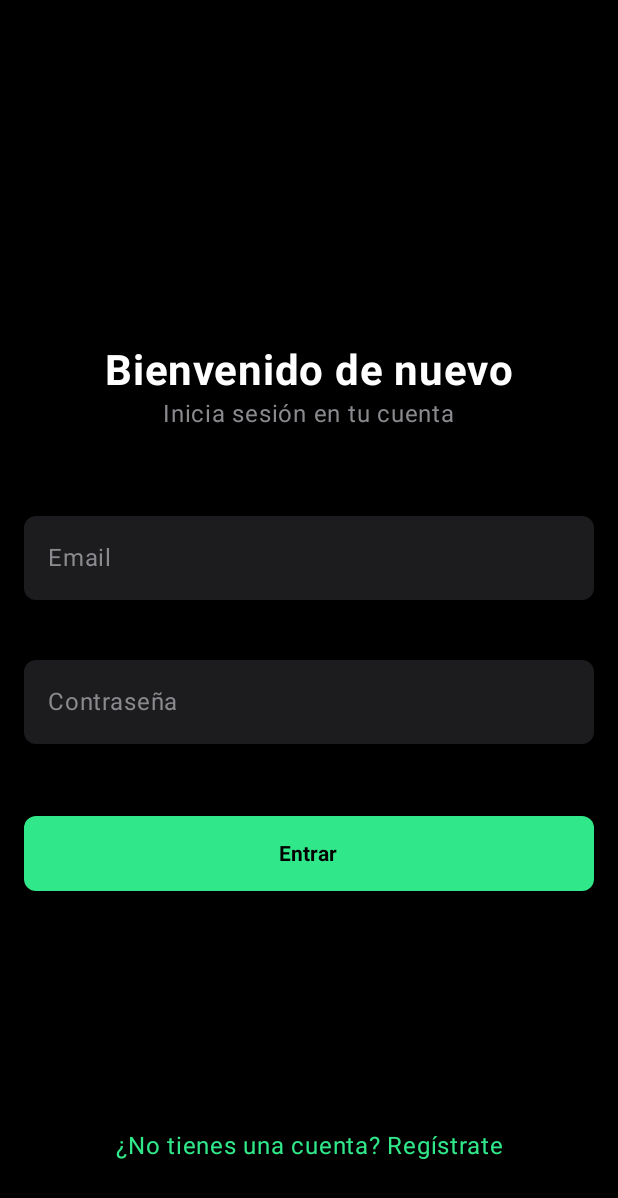
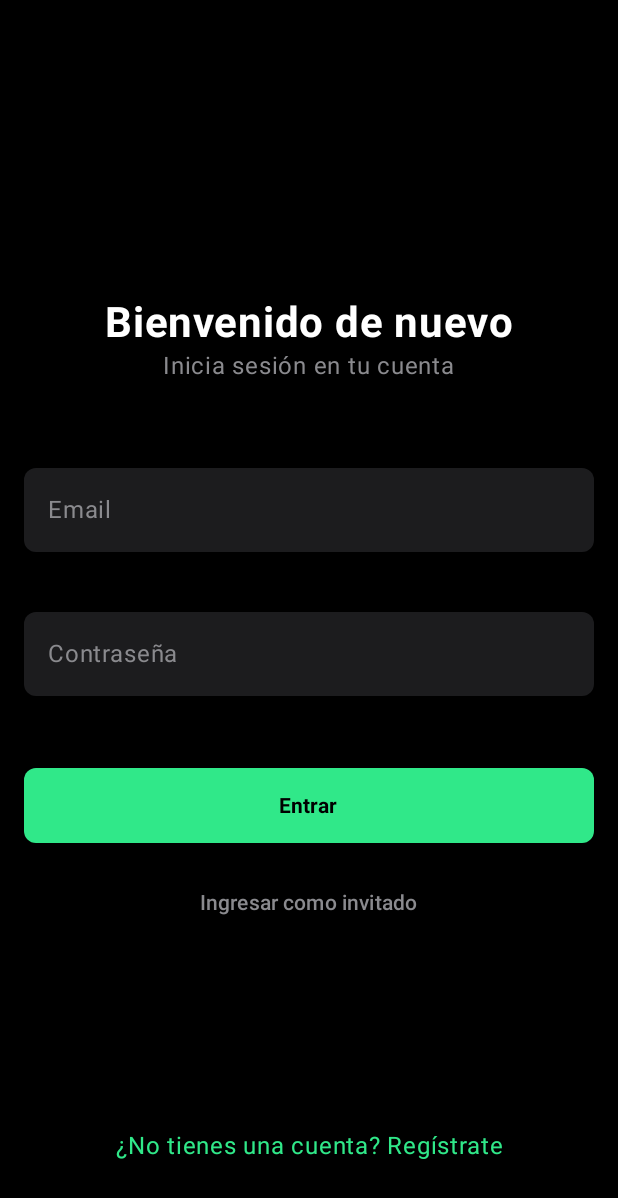
Before and after one commit to cristian102711/AppFutbol, an Android app built with Jetpack Compose: the MainActivity screen opened directly, with no data from a screen before it, on a phone screen of 412 x 824 dp. Shown: the top 1198 px of the screen. Run offline under Robolectric (Android 15) with nearby library versions, the phone set to English and light mode, and no system bars; 1 statement that could not run was skipped.

Commit message:
Añade botón de Ingresar como invitado al Login

```diff
--- a/app/src/main/java/com/example/uinavegacion/ui/screen/LoginScreen.kt
+++ b/app/src/main/java/com/example/uinavegacion/ui/screen/LoginScreen.kt
@@ -30,117 +30,75 @@ import com.example.uinavegacion.viewmodel.LoginState // Import the LoginState se
 @Composable
 fun LoginScreen(navController: NavController, authViewModel: AuthViewModel) {
 
-    // 1. State for showing temporary messages (Snackbars)
     val snackbarHostState = remember { SnackbarHostState() }
-    // 2. Observe the login state from the ViewModel
     val loginState by authViewModel.loginState.collectAsState()
 
-    // 3. LaunchedEffect: Reacts to changes in loginState
-    //    It runs *outside* the main UI composition. Perfect for side effects like navigation or showing Snackbars.
     LaunchedEffect(loginState) {
         when (val state = loginState) {
             is LoginState.Success -> {
-                // Show success message
                 snackbarHostState.showSnackbar(
                     message = state.message,
                     duration = SnackbarDuration.Short
                 )
-                // Navigate to Home and clear back stack
                 navController.navigate(Route.Home.path) {
                     popUpTo(0) // Clears all previous screens
                 }
-                authViewModel.resetLoginState() // Reset state in ViewModel
+                authViewModel.resetLoginState()
             }
             is LoginState.Error -> {
-                // Show error message
                 snackbarHostState.showSnackbar(
                     message = state.message,
                     duration = SnackbarDuration.Short
                 )
-                authViewModel.resetLoginState() // Reset state in ViewModel
+                authViewModel.resetLoginState()
             }
-            else -> {
-                // Do nothing for Idle or Loading states here
-            }
+            else -> {}
         }
     }
 
-    // 4. Scaffold provides basic layout structure + slot for Snackbar
     Scaffold(
         snackbarHost = { SnackbarHost(hostState = snackbarHostState) }
     ) { innerPadding ->
-        // Box allows positioning elements like the "Register" link at the bottom
         Box(
             modifier = Modifier
                 .fillMaxSize()
-                .padding(innerPadding) // Apply padding from Scaffold
-                .padding(16.dp)        // Apply our own padding
+                .padding(innerPadding)
+                .padding(16.dp)
         ) {
-            // Main content column
             Column(
                 modifier = Modifier
                     .fillMaxSize()
-                    .verticalScroll(rememberScrollState()), // Make column scrollable if content overflows
-                verticalArrangement = Arrangement.Center,    // Center content vertically
-                horizontalAlignment = Alignment.CenterHorizontally // Center content horizontally
+                    .verticalScroll(rememberScrollState()),
+                verticalArrangement = Arrangement.Center,
+                horizontalAlignment = Alignment.CenterHorizontally
             ) {
                 Text(
                     text = "Bienvenido de nuevo",
                     fontSize = 28.sp,
                     fontWeight = FontWeight.Bold,
-                    color = MaterialTheme.colorScheme.onBackground // Use theme color
+                    color = MaterialTheme.colorScheme.onBackground
                 )
                 Text(
                     text = "Inicia sesión en tu cuenta",
                     fontSize = 16.sp,
-                    color = TextoGris // Use custom gray color
+                    color = TextoGris
                 )
-                Spacer(modifier = Modifier.height(48.dp)) // Space
+                Spacer(modifier = Modifier.height(48.dp))
 
-                // Email TextField
+                // Email TextField (sin cambios)
                 OutlinedTextField(
-                    value = authViewModel.loginEmail, // Read value from ViewModel
-                    onValueChange = { authViewModel.onLoginEmailChanged(it) }, // Notify ViewModel on change
+                    value = authViewModel.loginEmail,
+                    onValueChange = { authViewModel.onLoginEmailChanged(it) },
                     label = { Text("Email") },
-                    isError = authViewModel.loginEmailError != null, // Show error state from ViewModel
-                    supportingText = { // Display error message from ViewModel if it exists
+                    isError = authViewModel.loginEmailError != null,
+                    supportingText = {
                         authViewModel.loginEmailError?.let { errorMsg -> Text(text = errorMsg) }
-                    },
-                    modifier = Modifier.fillMaxWidth(), // Take full width
-                    shape = RoundedCornerShape(8.dp),   // Rounded corners
-                    keyboardOptions = KeyboardOptions(keyboardType = KeyboardType.Email), // Set keyboard type
-                    singleLine = true,                  // Single line input
-                    colors = TextFieldDefaults.colors( // Custom colors for dark theme
-                        focusedIndicatorColor = VerdePrincipal, // Green border when focused
-                        unfocusedIndicatorColor = Color.Transparent, // No border when unfocused
-                        focusedContainerColor = GrisComponente, // Dark gray background when focused
-                        unfocusedContainerColor = GrisComponente, // Dark gray background when unfocused
-                        cursorColor = VerdePrincipal, // Green cursor
-                        focusedLabelColor = TextoGris, // Gray label when focused
-                        unfocusedLabelColor = TextoGris, // Gray label when unfocused
-                        errorContainerColor = GrisComponente, // Background color in error state
-                        errorIndicatorColor = MaterialTheme.colorScheme.error, // Red border in error state
-                        errorLabelColor = MaterialTheme.colorScheme.error, // Red label in error state
-                        errorSupportingTextColor = MaterialTheme.colorScheme.error // Red supporting text in error state
-                    )
-                )
-                Spacer(modifier = Modifier.height(16.dp)) // Space
-
-                // Password TextField
-                OutlinedTextField(
-                    value = authViewModel.loginPassword, // Read value from ViewModel
-                    onValueChange = { authViewModel.onLoginPasswordChanged(it) }, // Notify ViewModel on change
-                    label = { Text("Contraseña") },
-                    isError = authViewModel.loginPasswordError != null, // Show error state from ViewModel
-                    supportingText = { // Display error message from ViewModel if it exists
-                        authViewModel.loginPasswordError?.let { errorMsg -> Text(text = errorMsg) }
                     },
                     modifier = Modifier.fillMaxWidth(),
                     shape = RoundedCornerShape(8.dp),
-                    visualTransformation = PasswordVisualTransformation(), // Hide password characters
-                    keyboardOptions = KeyboardOptions(keyboardType = KeyboardType.Password), // Set keyboard type
+                    keyboardOptions = KeyboardOptions(keyboardType = KeyboardType.Email),
                     singleLine = true,
-                    colors = TextFieldDefaults.colors( // Apply the same custom colors
+                    colors = TextFieldDefaults.colors(
                         focusedIndicatorColor = VerdePrincipal,
                         unfocusedIndicatorColor = Color.Transparent,
                         focusedContainerColor = GrisComponente,
@@ -154,22 +112,51 @@ fun LoginScreen(navController: NavController, authViewModel: AuthViewModel) {
                         errorSupportingTextColor = MaterialTheme.colorScheme.error
                     )
                 )
-                Spacer(modifier = Modifier.height(32.dp)) // Space
+                Spacer(modifier = Modifier.height(16.dp))
 
-                // Login Button
+                // Password TextField (sin cambios)
+                OutlinedTextField(
+                    value = authViewModel.loginPassword,
+                    onValueChange = { authViewModel.onLoginPasswordChanged(it) },
+                    label = { Text("Contraseña") },
+                    isError = authViewModel.loginPasswordError != null,
+                    supportingText = {
+                        authViewModel.loginPasswordError?.let { errorMsg -> Text(text = errorMsg) }
+                    },
+                    modifier = Modifier.fillMaxWidth(),
+                    shape = RoundedCornerShape(8.dp),
+                    visualTransformation = PasswordVisualTransformation(),
+                    keyboardOptions = KeyboardOptions(keyboardType = KeyboardType.Password),
+                    singleLine = true,
+                    colors = TextFieldDefaults.colors(
+                        focusedIndicatorColor = VerdePrincipal,
+                        unfocusedIndicatorColor = Color.Transparent,
+                        focusedContainerColor = GrisComponente,
+                        unfocusedContainerColor = GrisComponente,
+                        cursorColor = VerdePrincipal,
+                        focusedLabelColor = TextoGris,
+                        unfocusedLabelColor = TextoGris,
+                        errorContainerColor = GrisComponente,
+                        errorIndicatorColor = MaterialTheme.colorScheme.error,
+                        errorLabelColor = MaterialTheme.colorScheme.error,
+                        errorSupportingTextColor = MaterialTheme.colorScheme.error
+                    )
+                )
+                Spacer(modifier = Modifier.height(32.dp))
+
+                // Login Button (sin cambios)
                 Button(
-                    onClick = { authViewModel.loginUser() }, // Trigger login function in ViewModel
-                    enabled = loginState !is LoginState.Loading, // Disable button while loading
+                    onClick = { authViewModel.loginUser() },
+                    enabled = loginState !is LoginState.Loading,
                     modifier = Modifier
                         .fillMaxWidth()
                         .height(50.dp),
                     shape = RoundedCornerShape(8.dp),
                     colors = ButtonDefaults.buttonColors(
-                        containerColor = VerdePrincipal, // Green background
-                        contentColor = Color.Black        // Black text
+                        containerColor = VerdePrincipal,
+                        contentColor = Color.Black
                     )
                 ) {
-                    // Show loading indicator or text based on state
                     if (loginState is LoginState.Loading) {
                         CircularProgressIndicator(
                             modifier = Modifier.size(24.dp),
@@ -180,18 +167,37 @@ fun LoginScreen(navController: NavController, authViewModel: AuthViewModel) {
                         Text("Entrar", fontWeight = FontWeight.Bold)
                     }
                 }
-            } // End of Column
 
-            // "Register" link positioned at the bottom center
+                // --- INICIO DE LA ACTUALIZACIÓN ---
+
+                Spacer(modifier = Modifier.height(16.dp))
+
+                // Botón para Ingresar como invitado
+                TextButton(
+                    onClick = {
+                        // Navega a Home y limpia todo el historial de navegación
+                        navController.navigate(Route.Home.path) {
+                            popUpTo(0) // Borra todas las pantallas anteriores de la pila
+                        }
+                    }
+                ) {
+                    Text("Ingresar como invitado", color = TextoGris)
+                }
+
+                // --- FIN DE LA ACTUALIZACIÓN ---
+
+            } // Fin de la Column
+
+            // "Register" link (sin cambios)
             Text(
                 text = "¿No tienes una cuenta? Regístrate",
-                color = VerdePrincipal, // Green text
+                color = VerdePrincipal,
                 textAlign = TextAlign.Center,
                 modifier = Modifier
-                    .align(Alignment.BottomCenter) // Position at bottom
-                    .padding(bottom = 32.dp)       // Padding from bottom edge
-                    .clickable { navController.navigate(Route.Register.path) } // Navigate on click
+                    .align(Alignment.BottomCenter)
+                    .padding(bottom = 32.dp)
+                    .clickable { navController.navigate(Route.Register.path) }
             )
-        } // End of Box
-    } // End of Scaffold
+        } // Fin del Box
+    } // Fin del Scaffold
 }
```
